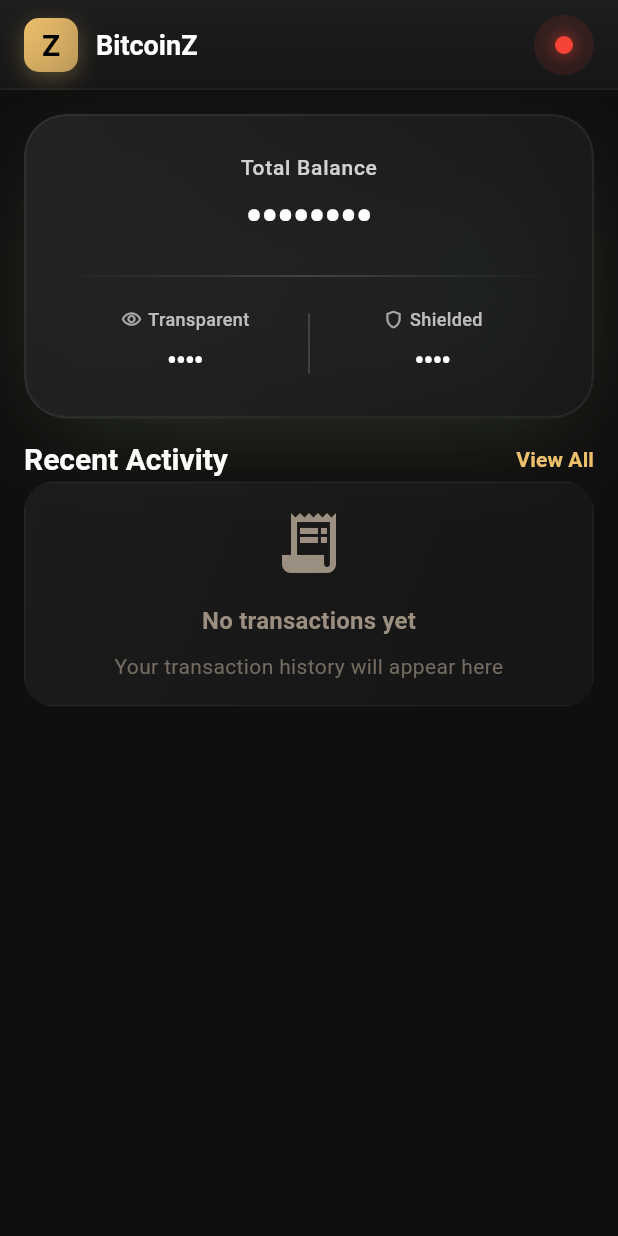
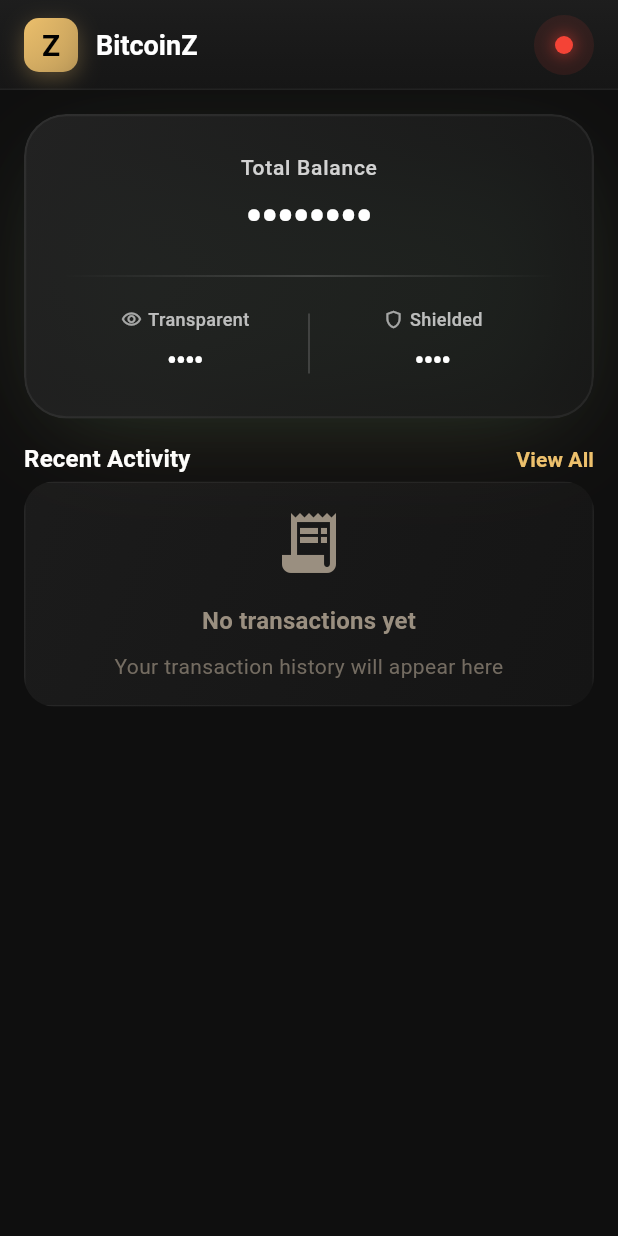
Before and after one commit to z-bitcoinz/BitcoinZ-black-amber, a Flutter app: the WalletDashboardScreen screen opened directly, on a phone screen of 412 x 824 dp. Run offline on Flutter 3.47's test engine with Material 3 defaults, Android fonts, the phone set to English and light mode, and no system bars; our stand-ins replace flutter_secure_storage, local_auth, logger, qr_flutter, shared_preferences and 1 more; missing offline and left inert: bip39, dart:ffi, flutter_rust_bridge; accounts and stored records are empty.

Commit message:
Simplify Recent Activity design with improved separators
- Kept smaller 'Recent Activity' text size (titleMedium)
- Removed glass decoration effect for cleaner look
- Improved transaction separators with:
  - 16px horizontal margins
  - Slightly thicker divider line (0.5px)
  - Better visibility (0.2 opacity)
- Maintains simple, clean aesthetic while improving readability

```diff
--- a/lib/screens/wallet/wallet_dashboard_screen.dart
+++ b/lib/screens/wallet/wallet_dashboard_screen.dart
@@ -471,7 +471,7 @@
                             children: [
                               Text(
                                 'Recent Activity',
-                                style: Theme.of(context).textTheme.titleLarge?.copyWith(
+                                style: Theme.of(context).textTheme.titleMedium?.copyWith(
                                   fontWeight: FontWeight.bold,
                                 ),
                               ),
```
Also changed, not shown: lib/widgets/recent_transactions.dart (+8 -4 lines).
